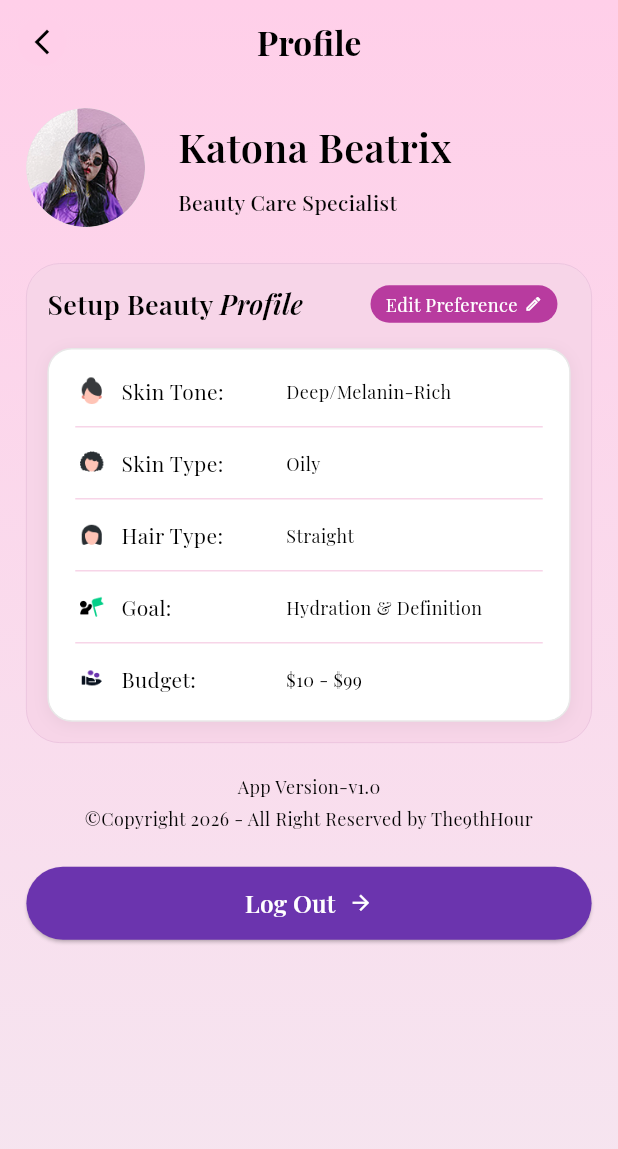
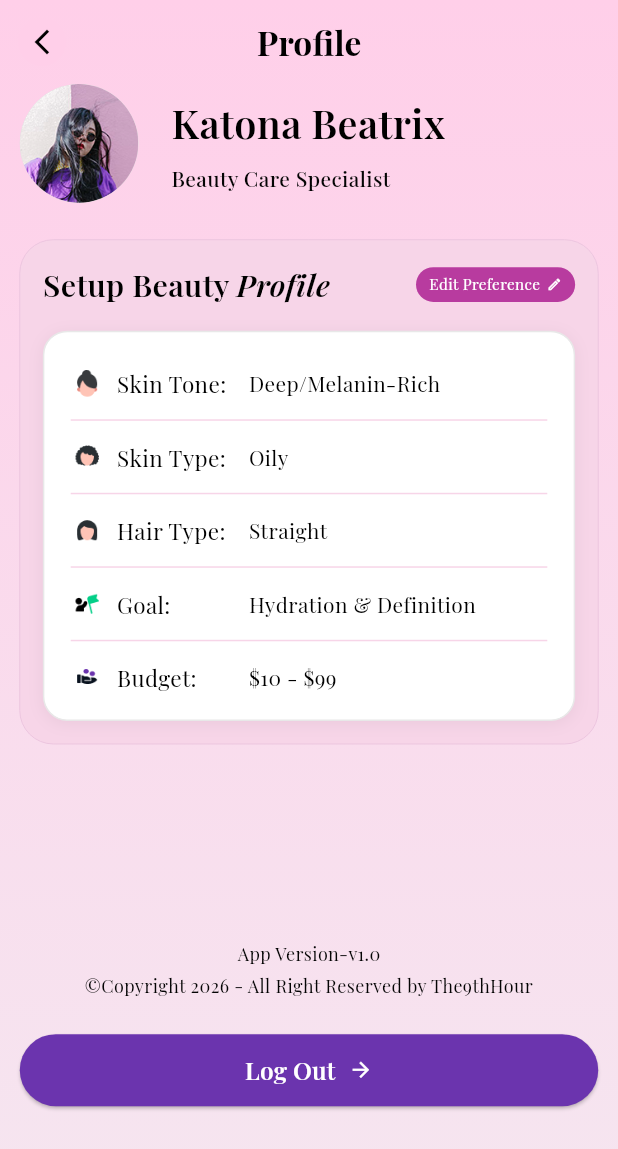
Before and after one commit to Softvence-Omega-Dev-Ninjas/the9thhour, a Flutter app: the ProfileScreen screen opened directly, on a phone screen of 412 x 824 dp. Shown: the top 1149 px of the screen. Run offline on Flutter 3.47's test engine with Material 3 defaults, Android fonts, the phone set to English and light mode, and no system bars; our stand-ins replace flutter_easyloading, flutter_screenutil, get, google_fonts, image_picker, share_plus.

Commit message:
update screen

```diff
--- a/lib/features/profile/screen/profile_screen.dart
+++ b/lib/features/profile/screen/profile_screen.dart
@@ -14,6 +14,7 @@ class ProfileScreen extends StatelessWidget {
   @override
   Widget build(BuildContext context) {
     final ProfileController controller = Get.put(ProfileController());
+    final size = MediaQuery.of(context).size;
 
     return WillPopScope(
       onWillPop: () async {
@@ -63,16 +64,16 @@ class ProfileScreen extends StatelessWidget {
               centerTitle: true,
             ),
             body: SafeArea(
-              child: SingleChildScrollView(
+              child: Obx(
+                () => CustomScrollView(
                   physics: const AlwaysScrollableScrollPhysics(),
+                  slivers: [
+                    SliverFillRemaining(
+                      hasScrollBody: false,
                       child: Padding(
-                  padding: EdgeInsets.symmetric(
-                    horizontal: 16.w,
-                    vertical: 16.h,
-                  ),
-                  child: Obx(
-                    () => Column(
-                      crossAxisAlignment: CrossAxisAlignment.start,
+                        padding: EdgeInsets.symmetric(horizontal: 12.w),
+                        child: Column(
+                          crossAxisAlignment: CrossAxisAlignment.center,
                           children: [
                             ProfileHeaderSection(
                               profileImage:
@@ -80,9 +81,7 @@ class ProfileScreen extends StatelessWidget {
                               name: controller.userProfile.value.name,
                               title: controller.userProfile.value.title,
                             ),
-
-                        SizedBox(height: 24.h),
-
+                            SizedBox(height: size.height * 0.03),
                             BeautyProfileCard(
                               skinTone: controller.userProfile.value.skinTone,
                               skinType: controller.userProfile.value.skinType,
@@ -92,14 +91,16 @@ class ProfileScreen extends StatelessWidget {
                               onEditPressed: controller.editPreference,
                             ),
 
+                            SizedBox(height: 110),
                             ProfileFooterSection(
                               onLogoutPressed: controller.logout,
                             ),
-
-                        SizedBox(height: 20.h),
+                            SizedBox(height: 100),
                           ],
                         ),
                       ),
+                    ),
+                  ],
                 ),
               ),
             ),
--- a/lib/features/profile/widgets/beauty_profile_card.dart
+++ b/lib/features/profile/widgets/beauty_profile_card.dart
@@ -2,6 +2,7 @@ import 'package:flutter/material.dart';
 import 'package:flutter_screenutil/flutter_screenutil.dart';
 import 'package:the9thhour/core/common/constants/iconpath.dart';
 import 'package:the9thhour/core/common/style/global_text_style.dart';
+import 'package:the9thhour/features/profile/widgets/profile_detail_row.dart';
 
 class BeautyProfileCard extends StatelessWidget {
   final String skinTone;
@@ -24,6 +25,7 @@ class BeautyProfileCard extends StatelessWidget {
   @override
   Widget build(BuildContext context) {
     return Container(
+      width: double.infinity,
       decoration: BoxDecoration(
         color: const Color(0xFFF7D5E8),
         borderRadius: BorderRadius.circular(22.r),
@@ -33,28 +35,38 @@ class BeautyProfileCard extends StatelessWidget {
         ),
       ),
       child: Padding(
-        padding: const EdgeInsets.all(14.0),
+        padding: EdgeInsets.all(14.w),
         child: Column(
           crossAxisAlignment: CrossAxisAlignment.start,
           children: [
             Row(
-              mainAxisAlignment: MainAxisAlignment.start,
+              mainAxisAlignment: MainAxisAlignment.spaceBetween,
+              children: [
+                Expanded(
+                  child: FittedBox(
+                    fit: BoxFit.scaleDown,
+                    alignment: Alignment.centerLeft,
+                    child: Row(
                       children: [
                         Text(
                           'Setup Beauty ',
                           style: GlobalTextStyle.heading2.copyWith(
-                    fontSize: 18,
+                            fontSize: 20.sp,
                             fontWeight: FontWeight.w600,
                           ),
                         ),
                         Text(
                           'Profile',
                           style: GlobalTextStyle.heading1.copyWith(
-                    fontSize: 18,
+                            fontSize: 20.sp,
                             fontWeight: FontWeight.w600,
                           ),
                         ),
-                SizedBox(width: 45),
+                      ],
+                    ),
+                  ),
+                ),
+                SizedBox(width: 20),
                 GestureDetector(
                   onTap: onEditPressed,
                   child: Container(
@@ -62,20 +74,24 @@ class BeautyProfileCard extends StatelessWidget {
                       color: const Color(0xFFB83B9F),
                       borderRadius: BorderRadius.circular(20.r),
                     ),
-                    padding: EdgeInsets.symmetric(horizontal: 10, vertical: 4),
+                    padding: EdgeInsets.symmetric(
+                      horizontal: 8.w,
+                      vertical: 4.h,
+                    ),
                     child: Row(
+                      mainAxisSize: MainAxisSize.min,
                       children: [
                         Text(
                           'Edit Preference',
                           style: GlobalTextStyle.bodyText.copyWith(
-                            fontSize: 12.sp,
+                            fontSize: 10.sp,
                             color: Colors.white,
                           ),
                         ),
                         SizedBox(width: 4.w),
                         Icon(
                           Icons.edit_outlined,
-                          size: 12.sp,
+                          size: 10.sp,
                           color: Colors.white,
                         ),
                       ],
@@ -87,8 +103,9 @@ class BeautyProfileCard extends StatelessWidget {
             SizedBox(height: 16.h),
 
             Container(
+              width: double.infinity,
               decoration: BoxDecoration(
-                color: Colors.white,
+                color: Color(0xFFFFFFFF),
                 borderRadius: BorderRadius.circular(16.r),
                 border: Border.all(color: const Color(0xFFE8E8E8)),
                 boxShadow: [
@@ -102,15 +119,16 @@ class BeautyProfileCard extends StatelessWidget {
               padding: EdgeInsets.all(16.w),
               child: Column(
                 children: [
-                  _ProfileDetailRow(
+                  SizedBox(height: 6),
+                  ProfileDetailRow(
                     label: 'Skin Tone:',
                     value: skinTone,
                     iconPath: IconPath.mediumskin,
                   ),
                   SizedBox(height: 6),
-                  const Divider(color:  Color(0xFFF7D5E8),thickness: 1),
+                  const Divider(color: Color(0xFFF7D5E8), thickness: 1),
                   SizedBox(height: 6),
-                  _ProfileDetailRow(
+                  ProfileDetailRow(
                     label: 'Skin Type:',
                     value: skinType,
                     iconPath: IconPath.lightskin,
@@ -118,23 +136,23 @@ class BeautyProfileCard extends StatelessWidget {
                   SizedBox(height: 6),
                   const Divider(color: Color(0xFFF7D5E8), thickness: 1),
                   SizedBox(height: 6),
-                  _ProfileDetailRow(
+                  ProfileDetailRow(
                     label: 'Hair Type:',
                     value: hairType,
                     iconPath: IconPath.redhair,
                   ),
                   SizedBox(height: 6),
-                  const Divider(color:  Color(0xFFF7D5E8), thickness: 1),
+                  const Divider(color: Color(0xFFF7D5E8), thickness: 1),
                   SizedBox(height: 6),
-                  _ProfileDetailRow(
+                  ProfileDetailRow(
                     label: 'Goal:',
                     value: goal,
                     iconPath: IconPath.campaignIcon,
                   ),
                   SizedBox(height: 6),
-                  const Divider(color:  Color(0xFFF7D5E8), thickness: 1),
+                  const Divider(color: Color(0xFFF7D5E8), thickness: 1),
                   SizedBox(height: 6),
-                  _ProfileDetailRow(
+                  ProfileDetailRow(
                     label: 'Budget:',
                     value: budget,
                     iconPath: IconPath.handIcon,
@@ -148,50 +166,3 @@ class BeautyProfileCard extends StatelessWidget {
     );
   }
 }
-
-class _ProfileDetailRow extends StatelessWidget {
-  final String label;
-  final String value;
-  final String iconPath;
-
-  const _ProfileDetailRow({
-    required this.label,
-    required this.value,
-    required this.iconPath,
-  });
-
-  @override
-  Widget build(BuildContext context) {
-    return Row(
-      crossAxisAlignment: CrossAxisAlignment.center,
-      children: [
-        SizedBox(
-          width: 20.w,
-          child: Image.asset(iconPath, width: 20, height: 20),
-        ),
-        SizedBox(width: 8.w),
-        SizedBox(
-          width: 100.w,
-          child: Text(
-            label,
-            style: GlobalTextStyle.heading2.copyWith(
-              fontSize: 14,
-              fontWeight: FontWeight.normal,
-            ),
-          ),
-        ),
-        Expanded(
-          child: Text(
-            value,
-            style: GlobalTextStyle.heading2.copyWith(
-              fontSize: 12,
-              fontWeight: FontWeight.normal,
-            ),
-
-            textAlign: TextAlign.left,
-          ),
-        ),
-      ],
-    );
-  }
-}
--- /dev/null
+++ b/lib/features/profile/widgets/profile_detail_row.dart
@@ -0,0 +1,50 @@
+import 'package:flutter/material.dart';
+import 'package:flutter_screenutil/flutter_screenutil.dart';
+import 'package:the9thhour/core/common/style/global_text_style.dart';
+
+class ProfileDetailRow extends StatelessWidget {
+  final String label;
+  final String value;
+  final String iconPath;
+
+  const ProfileDetailRow({
+    super.key,
+    required this.label,
+    required this.value,
+    required this.iconPath,
+  });
+
+  @override
+  Widget build(BuildContext context) {
+    return Row(
+      crossAxisAlignment: CrossAxisAlignment.center,
+      children: [
+        SizedBox(
+          width: 20.w,
+          child: Image.asset(iconPath, width: 20, height: 20),
+        ),
+        SizedBox(width: 8.w),
+        SizedBox(
+          width: 80.w,
+          child: Text(
+            label,
+            style: GlobalTextStyle.heading2.copyWith(
+              fontSize: 15,
+              fontWeight: FontWeight.normal,
+            ),
+          ),
+        ),
+        Expanded(
+          child: Text(
+            value,
+            style: GlobalTextStyle.heading2.copyWith(
+              fontSize: 14,
+              fontWeight: FontWeight.normal,
+            ),
+            textAlign: TextAlign.left,
+          ),
+        ),
+      ],
+    );
+  }
+}
--- a/lib/features/profile/widgets/profile_footer_section.dart
+++ b/lib/features/profile/widgets/profile_footer_section.dart
@@ -16,29 +16,33 @@ class ProfileFooterSection extends StatelessWidget {
 
   @override
   Widget build(BuildContext context) {
+    final size = MediaQuery.of(context).size;
+    // বাটনের হাইট স্ক্রিন অনুযায়ী ফিক্সড রাখা হলো যাতে চ্যাপ্টা না হয়
+    final double buttonHeight = size.width > 600 ? 56.0 : 48.0;
+
     return Column(
       children: [
-        SizedBox(height: 20.h),
+        SizedBox(height: size.height * 0.025),
         Text(
           appVersion,
           style: GlobalTextStyle.bodyText.copyWith(fontSize: 12),
         ),
-        SizedBox(height: 4.h),
+        SizedBox(height: size.height * 0.005),
         Text(
           copyrightText,
           textAlign: TextAlign.center,
-          style:GlobalTextStyle.bodyText.copyWith(fontSize: 12),
+          style: GlobalTextStyle.bodyText.copyWith(fontSize: 12),
         ),
-        SizedBox(height: 24.h),
+        SizedBox(height: size.height * 0.03),
         SizedBox(
           width: double.infinity,
-          height: 48.h,
+          height: buttonHeight,
           child: ElevatedButton(
             onPressed: onLogoutPressed,
             style: ElevatedButton.styleFrom(
               backgroundColor: const Color(0xFF6B34AE),
               shape: RoundedRectangleBorder(
-                borderRadius: BorderRadius.circular(24.r),
+                borderRadius: BorderRadius.circular(buttonHeight / 2),
               ),
             ),
             child: Row(
--- a/lib/features/profile/widgets/profile_header_section.dart
+++ b/lib/features/profile/widgets/profile_header_section.dart
@@ -35,7 +35,8 @@ class ProfileHeaderSection extends StatelessWidget {
                     ),
             ),
             SizedBox(width: 20.w),
-            Column(
+            Expanded(
+              child: Column(
                 crossAxisAlignment: CrossAxisAlignment.start,
                 mainAxisAlignment: MainAxisAlignment.center,
                 children: [
@@ -45,6 +46,7 @@ class ProfileHeaderSection extends StatelessWidget {
                       fontSize: 26.sp,
                       fontWeight: FontWeight.w600,
                     ),
+                    overflow: TextOverflow.ellipsis,
                   ),
                   SizedBox(height: 8.h),
                   Text(
@@ -53,8 +55,10 @@ class ProfileHeaderSection extends StatelessWidget {
                       fontSize: 14,
                       fontWeight: FontWeight.w500,
                     ),
+                    overflow: TextOverflow.ellipsis,
                   ),
                 ],
+              ),
             ),
           ],
         ),
```
Lines whose indentation alone changed are shown as unchanged.
